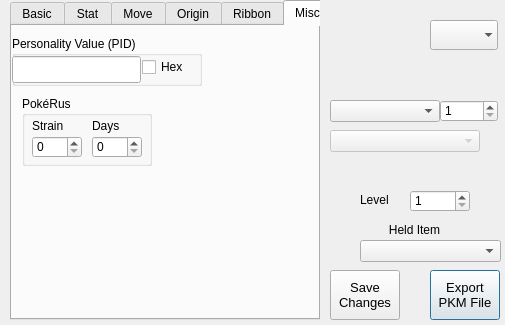
The window that QT Projects/pkmviewer.ui (Annovae/PKMDS-G5) describes before a commit, drawn with Qt 5.
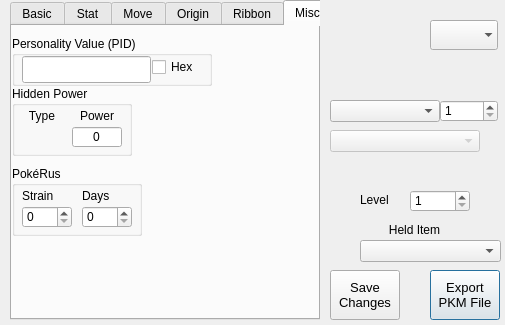
The same window after the commit. The open tabs and pages were chosen to show the change.

Commit message: Added Hidden Power to Qt app.

Diff of the .ui file:
```diff
--- a/QT Projects/pkmviewer.ui
+++ b/QT Projects/pkmviewer.ui
@@ -2736,7 +2736,7 @@
       <rect>
        <x>0</x>
        <y>10</y>
-       <width>190</width>
+       <width>200</width>
        <height>50</height>
       </rect>
      </property>
@@ -2746,7 +2746,7 @@
      <widget class="QLineEdit" name="txtPID">
       <property name="geometry">
        <rect>
-        <x>0</x>
+        <x>10</x>
         <y>20</y>
         <width>129</width>
         <height>27</height>
@@ -2759,7 +2759,7 @@
      <widget class="QCheckBox" name="chkHex">
       <property name="geometry">
        <rect>
-        <x>130</x>
+        <x>140</x>
         <y>20</y>
         <width>60</width>
         <height>22</height>
@@ -2773,8 +2773,8 @@
     <widget class="QGroupBox" name="groupBox">
      <property name="geometry">
       <rect>
-       <x>10</x>
-       <y>70</y>
+       <x>0</x>
+       <y>140</y>
        <width>130</width>
        <height>70</height>
       </rect>
@@ -2847,6 +2847,98 @@
       </property>
      </widget>
     </widget>
+    <widget class="QGroupBox" name="gbHidPwr">
+     <property name="geometry">
+      <rect>
+       <x>0</x>
+       <y>60</y>
+       <width>120</width>
+       <height>70</height>
+      </rect>
+     </property>
+     <property name="title">
+      <string>Hidden Power</string>
+     </property>
+     <widget class="QGraphicsView" name="pbHPType">
+      <property name="geometry">
+       <rect>
+        <x>10</x>
+        <y>40</y>
+        <width>40</width>
+        <height>20</height>
+       </rect>
+      </property>
+      <property name="styleSheet">
+       <string notr="true">background: transparent</string>
+      </property>
+      <property name="frameShape">
+       <enum>QFrame::NoFrame</enum>
+      </property>
+      <property name="frameShadow">
+       <enum>QFrame::Plain</enum>
+      </property>
+      <property name="verticalScrollBarPolicy">
+       <enum>Qt::ScrollBarAlwaysOff</enum>
+      </property>
+      <property name="horizontalScrollBarPolicy">
+       <enum>Qt::ScrollBarAlwaysOff</enum>
+      </property>
+     </widget>
+     <widget class="QLabel" name="lblHPType">
+      <property name="geometry">
+       <rect>
+        <x>10</x>
+        <y>20</y>
+        <width>40</width>
+        <height>20</height>
+       </rect>
+      </property>
+      <property name="text">
+       <string>Type</string>
+      </property>
+      <property name="alignment">
+       <set>Qt::AlignCenter</set>
+      </property>
+     </widget>
+     <widget class="QLabel" name="lblHPPower">
+      <property name="geometry">
+       <rect>
+        <x>60</x>
+        <y>20</y>
+        <width>50</width>
+        <height>20</height>
+       </rect>
+      </property>
+      <property name="text">
+       <string>Power</string>
+      </property>
+      <property name="alignment">
+       <set>Qt::AlignCenter</set>
+      </property>
+     </widget>
+     <widget class="QSpinBox" name="sbHPPower">
+      <property name="geometry">
+       <rect>
+        <x>60</x>
+        <y>40</y>
+        <width>50</width>
+        <height>22</height>
+       </rect>
+      </property>
+      <property name="alignment">
+       <set>Qt::AlignCenter</set>
+      </property>
+      <property name="readOnly">
+       <bool>true</bool>
+      </property>
+      <property name="buttonSymbols">
+       <enum>QAbstractSpinBox::NoButtons</enum>
+      </property>
+      <property name="maximum">
+       <number>999</number>
+      </property>
+     </widget>
+    </widget>
    </widget>
   </widget>
  </widget>
```
Left out of the diff: 4 changed lines with no effect on the pictures. The commit also changes 3 other files.
